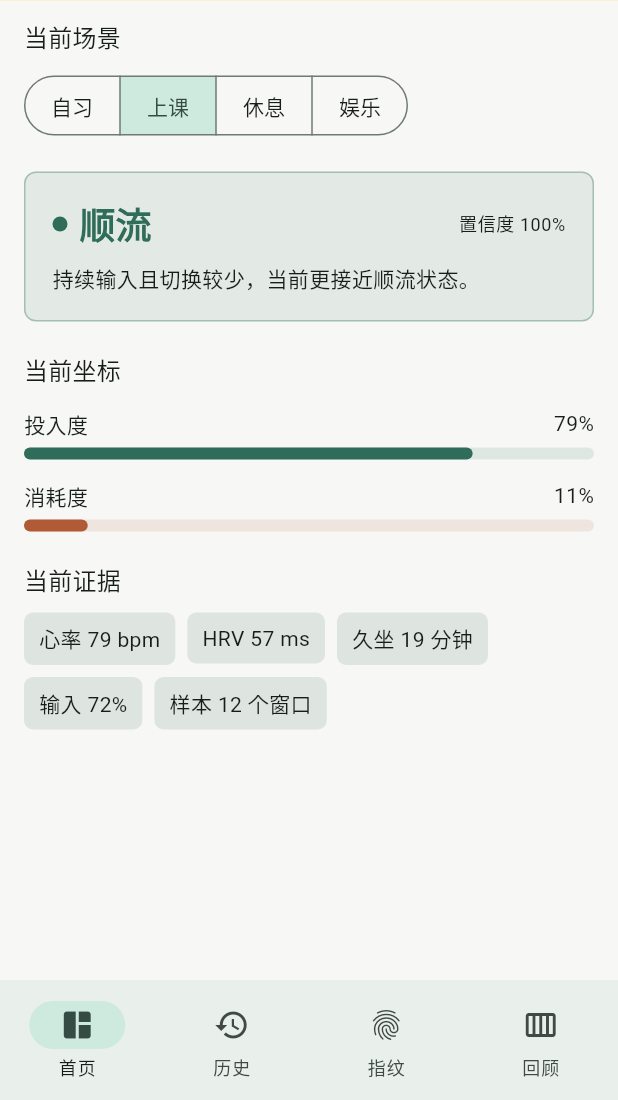
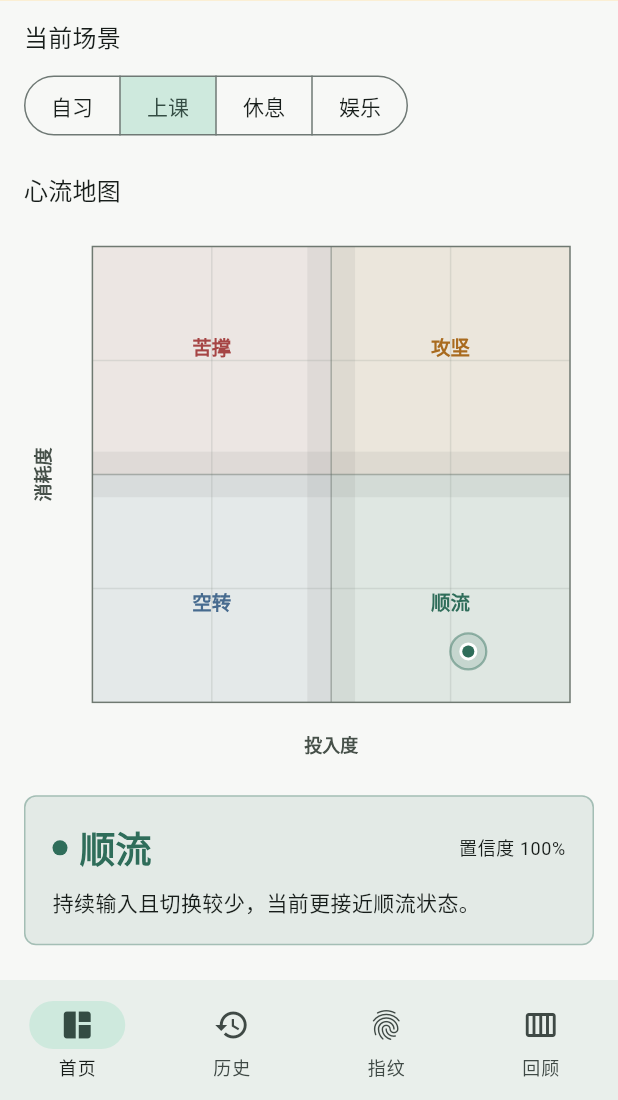
Before and after one commit to JackyMa2007/flow_echo, a Flutter app: the screen it shows after launch, after a tap on "上课", on a phone screen of 412 x 824 dp, the part 136-1236 px from its top. Run offline on Flutter 3.47's test engine with Material 3 defaults, Android fonts, the phone set to English and light mode, and no system bars; our stand-ins replace flutter_riverpod, go_router, sqflite; accounts and stored records are empty.

Commit message:
feat: add flow map visualization

```diff
--- a/lib/features/home/home_page.dart
+++ b/lib/features/home/home_page.dart
@@ -6,6 +6,7 @@ import 'package:flutter_riverpod/flutter_riverpod.dart';
 import '../../application/home_live_controller.dart';
 import '../../core/constants.dart';
 import '../../providers/app_providers.dart';
+import 'widgets/flow_map.dart';
 
 class HomePage extends ConsumerStatefulWidget {
   const HomePage({super.key});
@@ -61,6 +62,15 @@ class _HomePageState extends ConsumerState<HomePage> {
                         unawaited(controller.switchScene(selection.first));
                       },
               ),
+            ),
+            const SizedBox(height: 20),
+            Text('心流地图', style: Theme.of(context).textTheme.titleMedium),
+            const SizedBox(height: 10),
+            FlowMap(
+              investment: state.evaluation.investment,
+              depletion: state.evaluation.depletion,
+              confidence: state.evaluation.confidence,
+              quadrant: state.evaluation.quadrant,
             ),
             const SizedBox(height: 20),
             _StateOverview(state: state),
--- /dev/null
+++ b/lib/features/home/widgets/flow_map.dart
@@ -0,0 +1,336 @@
+import 'dart:math' as math;
+
+import 'package:flutter/material.dart';
+
+import '../../../core/constants.dart';
+
+/// 投入度-消耗度二维心流地图。
+/// 横轴：投入度investment（0-1，越靠右投入度越高）
+/// 纵轴：消耗度depletion（0-1，越靠上消耗越高）
+/// 四个象限：苦撑、攻坚、空转、顺流；模糊带代表模型不确定区域
+class FlowMap extends StatelessWidget {
+  const FlowMap({
+    super.key,
+    required this.investment,
+    required this.depletion,
+    required this.confidence,
+    required this.quadrant,
+  });
+
+  final double investment; // 投入度 0~1
+  final double depletion; // 消耗度 0~1
+  final double confidence; // 置信度：模型对当前判断有多大把握 0~1
+  final Quadrant quadrant; // 当前判定属于哪个象限（顺流/攻坚/空转/苦撑/模糊）
+
+  @override
+  Widget build(BuildContext context) {
+    // 防止外部传入超出0-1范围的脏数据，强制限制在合法区间
+    final safeInvestment = investment.clamp(0.0, 1.0).toDouble();
+    final safeDepletion = depletion.clamp(0.0, 1.0).toDouble();
+    final safeConfidence = confidence.clamp(0.0, 1.0).toDouble();
+
+    return Semantics(
+      // 给读屏软件用的无障碍描述
+      label:
+          '心流地图，投入度${(safeInvestment * 100).round()}%，'
+          '消耗度${(safeDepletion * 100).round()}%，'
+          '当前状态${quadrant.label}',
+      child: AspectRatio(
+        aspectRatio: 1.05,
+        child: CustomPaint(
+          painter: FlowMapPainter(
+            investment: safeInvestment,
+            depletion: safeDepletion,
+            confidence: safeConfidence,
+            quadrant: quadrant,
+          ),
+          isComplex: true,
+          willChange: true,
+          child: const SizedBox.expand(),
+        ),
+      ),
+    );
+  }
+}
+
+class FlowMapPainter extends CustomPainter {
+  const FlowMapPainter({
+    required this.investment,
+    required this.depletion,
+    required this.confidence,
+    required this.quadrant,
+  });
+
+  final double investment;
+  final double depletion;
+  final double confidence;
+  final Quadrant quadrant;
+
+  /// 将 0~1 的心流坐标映射到画布区域，消耗度需要从下往上增长。
+  @visibleForTesting
+  static Offset mapPointToCanvas(
+    double investment,
+    double depletion,
+    Rect chart,
+  ) {
+    return Offset(
+      chart.left + investment.clamp(0.0, 1.0) * chart.width,
+      chart.bottom - depletion.clamp(0.0, 1.0) * chart.height,
+    );
+  }
+
+  @override
+  void paint(Canvas canvas, Size size) {
+    if (size.width <= 0 || size.height <= 0) {
+      return;
+    }
+
+    final chart = Rect.fromLTRB(
+      math.max(42, size.width * 0.12),
+      16,
+      size.width - 16,
+      size.height - 42,
+    );
+
+    if (chart.width <= 0 || chart.height <= 0) {
+      return;
+    }
+
+    _drawBackground(canvas, chart); // 底色
+    _drawQuadrants(canvas, chart); // 四个象限的浅色背景
+    _drawFuzzyBands(canvas, chart); // 模糊条带：模型分不清的交界区域
+    _drawGrid(canvas, chart); // 网格线 + 中心十字分割线
+    _drawQuadrantLabels(canvas, chart); // 四个象限文字：苦撑、攻坚、空转、顺流
+    _drawAxes(canvas, chart, size); // X轴Y轴名称：投入度、消耗度
+    _drawCurrentPoint(canvas, chart); // 当前状态圆点（核心！用户实时位置）
+  }
+
+  //画布底色
+  void _drawBackground(Canvas canvas, Rect chart) {
+    canvas.drawRect(chart, Paint()..color = const Color(0xFFF2F4F1));
+  }
+
+  //绘制四个象限底色
+  void _drawQuadrants(Canvas canvas, Rect chart) {
+    final centerX = chart.center.dx;
+    final centerY = chart.center.dy;
+    //左上：苦撑|高消耗+低投入
+    final struggleRect = Rect.fromLTRB(chart.left, chart.top, centerX, centerY);
+    //右上：攻坚|高消耗+高投入
+    final challengeRect = Rect.fromLTRB(
+      centerX,
+      chart.top,
+      chart.right,
+      centerY,
+    );
+    //左下：空转|低消耗+低投入
+    final idleRect = Rect.fromLTRB(chart.left, centerY, centerX, chart.bottom);
+    //右下：顺流|低消耗+高投入（理想心流状态)
+    final flowRect = Rect.fromLTRB(centerX, centerY, chart.right, chart.bottom);
+
+    canvas.drawRect(
+      struggleRect,
+      Paint()..color = const Color(0xFFA64545).withValues(alpha: 0.08),
+    );
+    canvas.drawRect(
+      challengeRect,
+      Paint()..color = const Color(0xFFA96B1F).withValues(alpha: 0.10),
+    );
+    canvas.drawRect(
+      idleRect,
+      Paint()..color = const Color(0xFF476B8F).withValues(alpha: 0.08),
+    );
+    canvas.drawRect(
+      flowRect,
+      Paint()..color = const Color(0xFF2F6D5A).withValues(alpha: 0.10),
+    );
+
+    //外边框
+    canvas.drawRect(
+      chart,
+      Paint()
+        ..style = PaintingStyle.stroke
+        ..strokeWidth = 1
+        ..color = const Color(0xFF6F7971),
+    );
+  }
+
+  // 模糊带：交界灰色条，落在里面代表模型判断不确定（对应fuzzy模糊状态）
+  void _drawFuzzyBands(Canvas canvas, Rect chart) {
+    final leftX = chart.left + fuzzyLower * chart.width;
+    final rightX = chart.left + fuzzyUpper * chart.width;
+    final topY = chart.bottom - fuzzyUpper * chart.height;
+    final bottomY = chart.bottom - fuzzyLower * chart.height;
+
+    final bandPaint = Paint()
+      ..color = const Color(0xFF6B6B6B).withValues(alpha: 0.10);
+
+    canvas.drawRect(
+      Rect.fromLTRB(leftX, chart.top, rightX, chart.bottom),
+      bandPaint,
+    );
+    canvas.drawRect(
+      Rect.fromLTRB(chart.left, topY, chart.right, bottomY),
+      bandPaint,
+    );
+  }
+
+  //网格线：0.25 / 0.5 / 0.75刻度 + 中间十字分割线
+  void _drawGrid(Canvas canvas, Rect chart) {
+    final gridPaint = Paint()
+      ..color = const Color(0xFF7A857D).withValues(alpha: 0.18)
+      ..strokeWidth = 1;
+
+    for (final value in const [0.25, 0.50, 0.75]) {
+      final x = chart.left + value * chart.width;
+      final y = chart.bottom - value * chart.height;
+      canvas.drawLine(Offset(x, chart.top), Offset(x, chart.bottom), gridPaint);
+      canvas.drawLine(Offset(chart.left, y), Offset(chart.right, y), gridPaint);
+    }
+    //中心十字线（分割四个象限）
+    final axisPaint = Paint()
+      ..color = const Color(0xFF5F6A62).withValues(alpha: 0.35)
+      ..strokeWidth = 1;
+
+    canvas.drawLine(
+      Offset(chart.center.dx, chart.top),
+      Offset(chart.center.dx, chart.bottom),
+      axisPaint,
+    );
+    canvas.drawLine(
+      Offset(chart.left, chart.center.dy),
+      Offset(chart.right, chart.center.dy),
+      axisPaint,
+    );
+  }
+
+  //四个象限文字标签
+  void _drawQuadrantLabels(Canvas canvas, Rect chart) {
+    _drawCenteredText(
+      canvas,
+      '苦撑',
+      Offset(chart.left + chart.width * 0.25, chart.top + chart.height * 0.22),
+      color: const Color(0xFFA64545),
+    );
+    _drawCenteredText(
+      canvas,
+      '攻坚',
+      Offset(chart.left + chart.width * 0.75, chart.top + chart.height * 0.22),
+      color: const Color(0xFFA96B1F),
+    );
+    _drawCenteredText(
+      canvas,
+      '空转',
+      Offset(chart.left + chart.width * 0.25, chart.top + chart.height * 0.78),
+      color: const Color(0xFF476B8F),
+    );
+    _drawCenteredText(
+      canvas,
+      '顺流',
+      Offset(chart.left + chart.width * 0.75, chart.top + chart.height * 0.78),
+      color: const Color(0xFF2F6D5A),
+    );
+  }
+
+  // 坐标轴名称：底部「投入度」、左侧竖排「消耗度」
+  void _drawAxes(Canvas canvas, Rect chart, Size size) {
+    _drawCenteredText(
+      canvas,
+      '投入度',
+      Offset(chart.center.dx, size.height - 14),
+      color: const Color(0xFF465049),
+      fontSize: 12,
+    );
+
+    canvas.save();
+    canvas.translate(12, chart.center.dy);
+    canvas.rotate(-math.pi / 2);
+    _drawCenteredText(
+      canvas,
+      '消耗度',
+      Offset.zero,
+      color: const Color(0xFF465049),
+      fontSize: 12,
+    );
+    canvas.restore();
+  }
+
+  // 绘制当前状态点：圆点大小跟着置信度变化，置信越高外圈越大
+  void _drawCurrentPoint(Canvas canvas, Rect chart) {
+    final point = FlowMapPainter.mapPointToCanvas(investment, depletion, chart);
+    final color = _quadrantColor(quadrant);
+    final outerRadius = 7 + confidence * 5;
+
+    canvas.drawCircle(
+      point,
+      outerRadius,
+      Paint()..color = color.withValues(alpha: 0.14),
+    );
+    canvas.drawCircle(
+      point,
+      outerRadius,
+      Paint()
+        ..style = PaintingStyle.stroke
+        ..strokeWidth = 1.5
+        ..color = color.withValues(alpha: 0.45),
+    );
+    canvas.drawCircle(
+      point,
+      5,
+      Paint()
+        ..style = PaintingStyle.stroke
+        ..strokeWidth = 2
+        ..color = Colors.white,
+    );
+    canvas.drawCircle(point, 4, Paint()..color = color);
+  }
+
+  // 【坐标转换核心】把0~1的投入度、消耗度，转成画布上真实像素坐标
+  // investment → x：往右变大
+  // depletion → y：往上变大，所以用 chart.bottom 减去
+  //通用工具：绘制居中文字
+  void _drawCenteredText(
+    Canvas canvas,
+    String text,
+    Offset center, {
+    Color color = const Color(0xFF445047),
+    double fontSize = 13,
+  }) {
+    final painter = TextPainter(
+      text: TextSpan(
+        text: text,
+        style: TextStyle(
+          color: color,
+          fontSize: fontSize,
+          fontWeight: FontWeight.w600,
+        ),
+      ),
+      textDirection: TextDirection.ltr,
+    )..layout();
+
+    painter.paint(
+      canvas,
+      center - Offset(painter.width / 2, painter.height / 2),
+    );
+  }
+
+  //根据象限返回对应主题色
+  Color _quadrantColor(Quadrant quadrant) {
+    return switch (quadrant) {
+      Quadrant.flow => const Color(0xFF2F6D5A), //顺流绿
+      Quadrant.challenge => const Color(0xFFA96B1F), //攻坚橙
+      Quadrant.idle => const Color(0xFF476B8F), //空转蓝
+      Quadrant.struggle => const Color(0xFFA64545), //苦撑红
+      Quadrant.fuzzy => const Color(0xFF6B6B6B), //模糊灰
+    };
+  }
+
+  //判断要不要重绘：只要四个输入任意一个变了，就重新画图
+  @override
+  bool shouldRepaint(FlowMapPainter oldDelegate) {
+    return investment != oldDelegate.investment ||
+        depletion != oldDelegate.depletion ||
+        confidence != oldDelegate.confidence ||
+        quadrant != oldDelegate.quadrant;
+  }
+}
```
Also changed, not shown: 2 other files.
